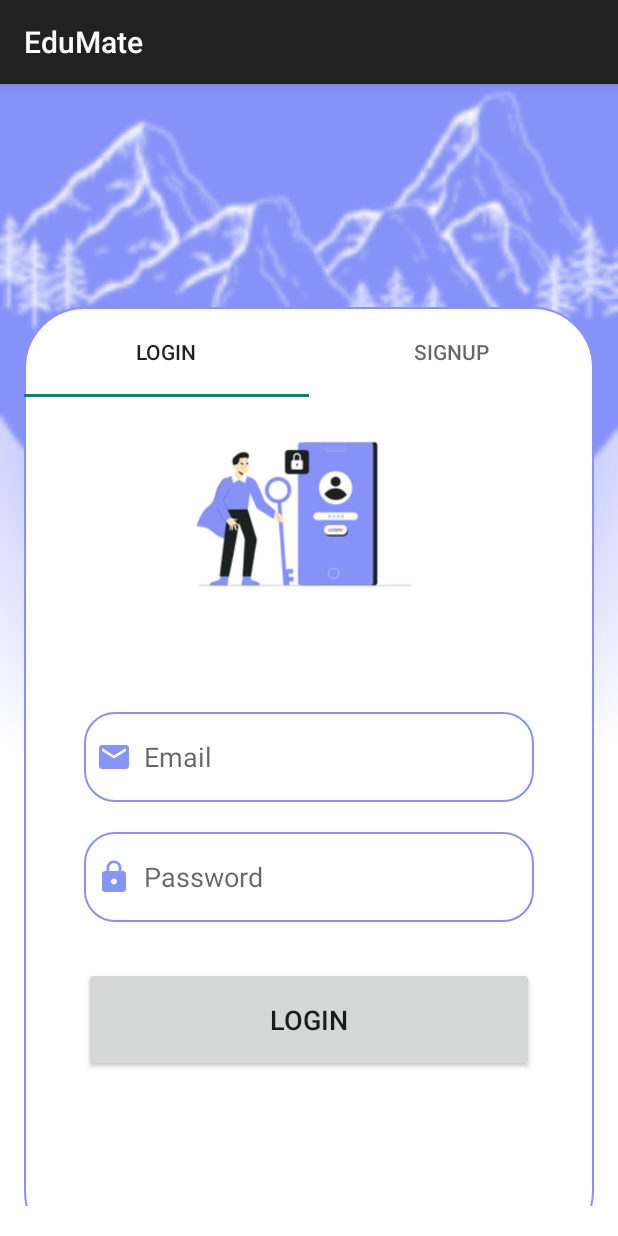
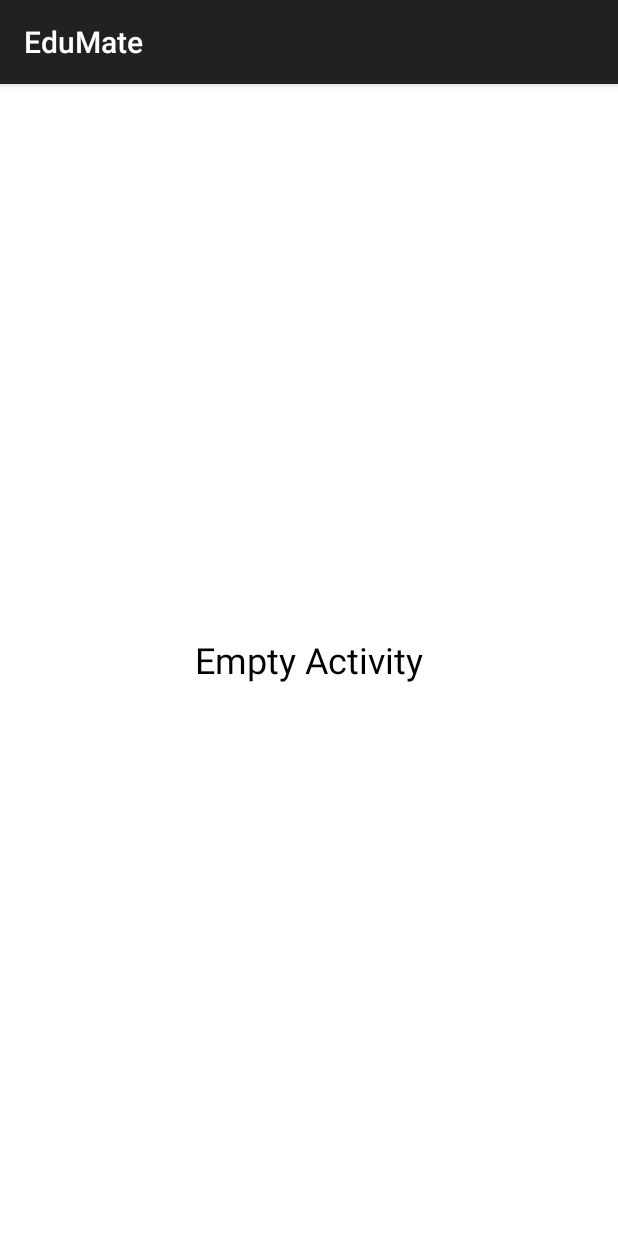
Before and after one commit to EduTeamEduMate/Frontend, an Android app: the screen it shows after launch (MainActivity before the commit, EmptyPageActivity after it), on a phone screen of 412 x 824 dp. Run offline under Robolectric (Android 15) with nearby library versions, the phone set to English and light mode, and no system bars.

Commit message:
Minor Changes

```diff
--- /dev/null
+++ b/app/src/main/java/com/example/edumate/views/activitites/EmptyPageActivity.java
@@ -0,0 +1,15 @@
+package com.example.edumate.views.activitites;
+
+import androidx.appcompat.app.AppCompatActivity;
+import android.os.Bundle;
+
+import com.example.edumate.R;
+
+public class EmptyPageActivity extends AppCompatActivity {
+
+    @Override
+    protected void onCreate(Bundle savedInstanceState) {
+        super.onCreate(savedInstanceState);
+        setContentView(R.layout.activity_empty);
+    }
+}
--- /dev/null
+++ b/app/src/main/res/layout/activity_empty.xml
@@ -0,0 +1,21 @@
+<?xml version="1.0" encoding="utf-8"?>
+<LinearLayout
+    xmlns:android="http://schemas.android.com/apk/res/android"
+    xmlns:app="http://schemas.android.com/apk/res-auto"
+    xmlns:tools="http://schemas.android.com/tools"
+    android:layout_width="match_parent"
+    android:layout_height="match_parent"
+    android:orientation="vertical"
+    android:gravity="center"
+    android:background="@android:color/white"
+    tools:context=".views.activitites.EmptyPageActivity">
+
+    <TextView
+        android:layout_width="wrap_content"
+        android:layout_height="wrap_content"
+        android:text="Empty Activity"
+        android:textSize="24sp"
+        android:textColor="@android:color/black" />
+
+
+</LinearLayout>
--- a/app/src/main/res/layout/fragment_login_tab.xml
+++ b/app/src/main/res/layout/fragment_login_tab.xml
@@ -52,11 +52,11 @@
 
 
             <Button
+                android:id="@+id/login_button"
                 android:layout_width="300dp"
                 android:layout_height="70dp"
                 android:layout_gravity="center"
                 android:layout_marginTop="30dp"
-                android:id="@+id/login_button"
                 android:textSize="18sp"
                 android:text="Login"
                 app:cornerRadius = "30dp"/>
--- a/app/src/main/res/layout/fragment_signup_tab.xml
+++ b/app/src/main/res/layout/fragment_signup_tab.xml
@@ -64,11 +64,11 @@
                 android:background="@drawable/edittext_bkg"/>
 
             <Button
+                android:id="@+id/signup_button"
                 android:layout_width="300dp"
                 android:layout_height="70dp"
                 android:layout_gravity="center"
                 android:layout_marginTop="30dp"
-                android:id="@+id/signup_button"
                 android:textSize="18sp"
                 android:text="Signup"
                 app:cornerRadius = "30dp"/>
```
Also changed, not shown: app/src/main/AndroidManifest.xml (+10 -0 lines), app/src/main/java/com/example/edumate/views/fragments/LoginTabFragment.java (+49 -7 lines), app/src/main/java/com/example/edumate/views/fragments/SignupTabFragment.java (+55 -7 lines), 1 other file.
